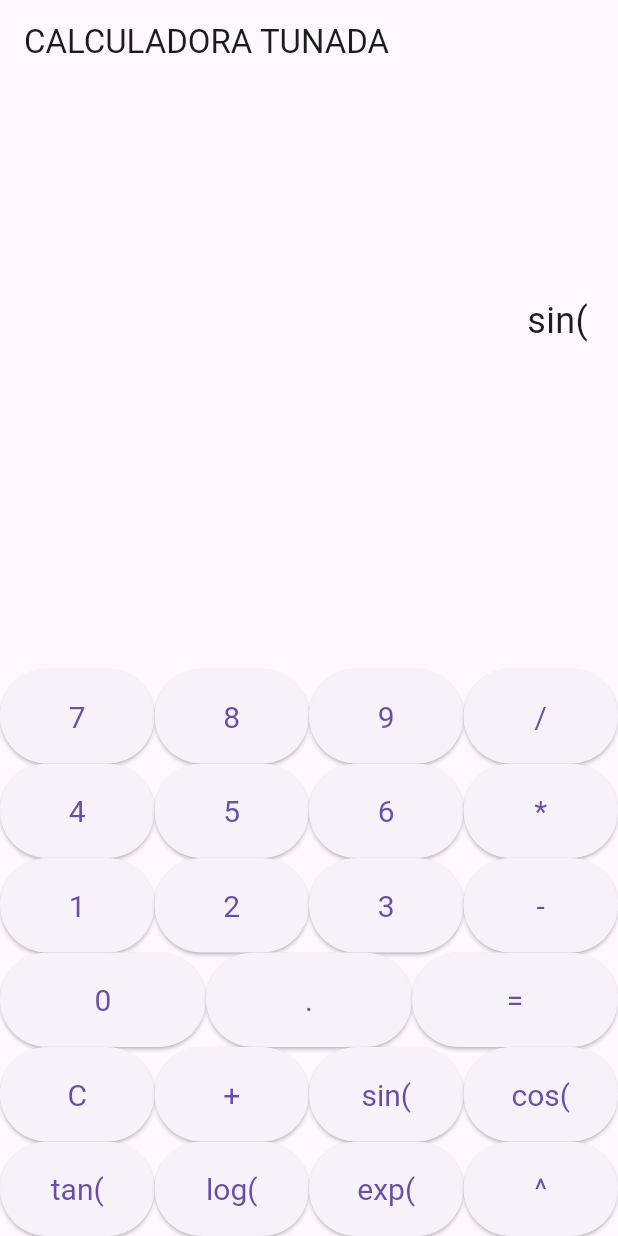
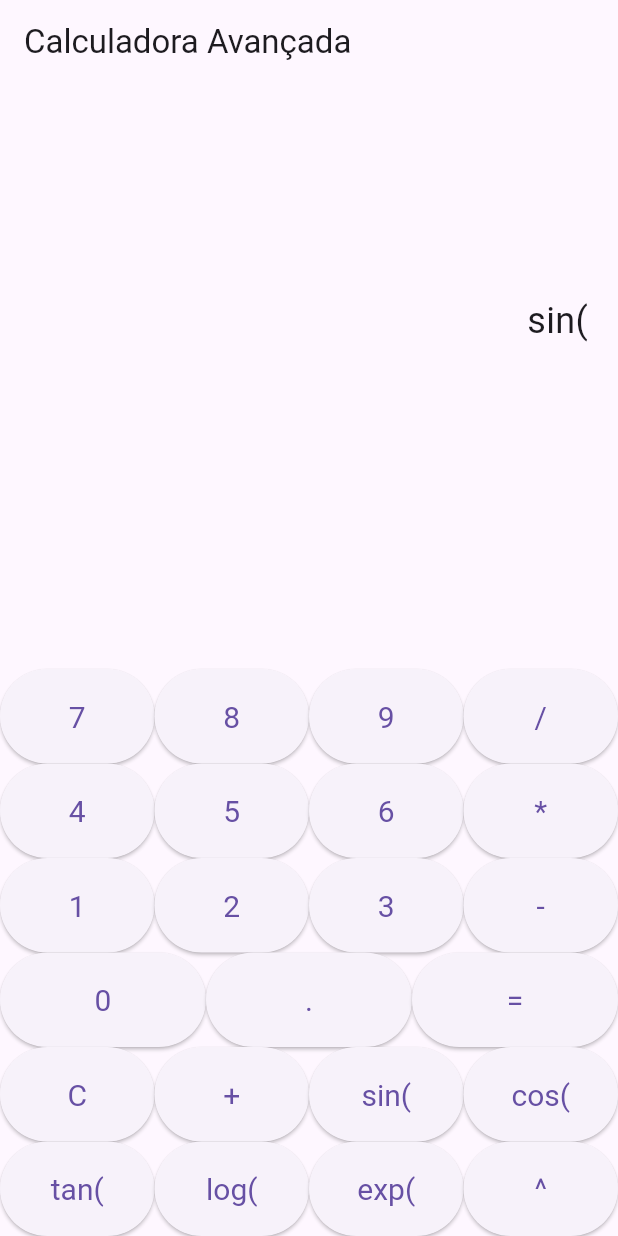
Before and after one commit to OzeiasMoreira/CalculadoraSeminario, a Flutter app: the screen it shows after launch, after a tap on "sin(", on a phone screen of 412 x 824 dp. Run offline on Flutter 3.47's test engine with Material 3 defaults, Android fonts, the phone set to English and light mode, and no system bars; our stand-ins replace math_expressions.

Commit message:
#feat: trabalho finalizado

```diff
--- a/app/lib/main.dart
+++ b/app/lib/main.dart
@@ -1,5 +1,6 @@
 import 'package:flutter/material.dart';
 import 'package:math_expressions/math_expressions.dart';
+import 'package:flutter/services.dart';  // Necessário para capturar eventos do teclado
 
 void main() {
   runApp(CalculadoraApp());
@@ -24,6 +25,7 @@ class _CalculadoraTelaState extends State<CalculadoraTela> {
   String expressao = "";
   String resultado = "";
 
+  // Função para calcular a expressão
   void calcularExpressao() {
     try {
       Parser p = Parser();
@@ -40,34 +42,42 @@ class _CalculadoraTelaState extends State<CalculadoraTela> {
     }
   }
 
-  Widget construirBotao(String texto) {
-    return Expanded(
-      child: ElevatedButton(
-        style: ElevatedButton.styleFrom(
-          padding: EdgeInsets.all(20),
-          textStyle: TextStyle(fontSize: 20),
-        ),
-        onPressed: () {
+  // Função para adicionar caracteres na expressão
+  void adicionarCaracter(String char) {
     setState(() {
-            if (texto == "=") {
+      if (char == "=") {
         calcularExpressao();
-            } else if (texto == "C") {
+      } else if (char == "C") {
         expressao = "";
         resultado = "";
       } else {
-              expressao += texto;
+        expressao += char;
       }
     });
-        },
-        child: Text(texto),
-      ),
-    );
   }
 
   @override
   Widget build(BuildContext context) {
-    return Scaffold(
-      appBar: AppBar(title: Text("CALCULADORA TUNADA")),
+    return RawKeyboardListener(
+      focusNode: FocusNode(),
+      onKey: (RawKeyEvent event) {
+        if (event.runtimeType == RawKeyDownEvent) { // Verifica o tipo de evento
+          String key = event.logicalKey.keyLabel;
+
+          // Tratar diferentes teclas pressionadas
+          if (key == "Enter") {
+            calcularExpressao();
+          } else if (key == "Backspace" && expressao.isNotEmpty) {
+            setState(() {
+              expressao = expressao.substring(0, expressao.length - 1);
+            });
+          } else if ("0123456789+-*/().".contains(key)) {
+            adicionarCaracter(key);
+          }
+        }
+      },
+      child: Scaffold(
+        appBar: AppBar(title: Text("Calculadora Avançada")),
         body: Column(
           children: [
             Expanded(
@@ -118,7 +128,7 @@ class _CalculadoraTelaState extends State<CalculadoraTela> {
               children: [
                 construirBotao("0"),
                 construirBotao("."),
-              construirBotao("=")
+                construirBotao("="),
               ],
             ),
             Row(
@@ -139,6 +149,23 @@ class _CalculadoraTelaState extends State<CalculadoraTela> {
             ),
           ],
         ),
+      ),
+    );
+  }
+
+  // Função para construir os botões da calculadora
+  Widget construirBotao(String texto) {
+    return Expanded(
+      child: ElevatedButton(
+        style: ElevatedButton.styleFrom(
+          padding: EdgeInsets.all(20),
+          textStyle: TextStyle(fontSize: 20),
+        ),
+        onPressed: () {
+          adicionarCaracter(texto);
+        },
+        child: Text(texto),
+      ),
     );
   }
 }
```
Lines whose indentation alone changed are shown as unchanged.
